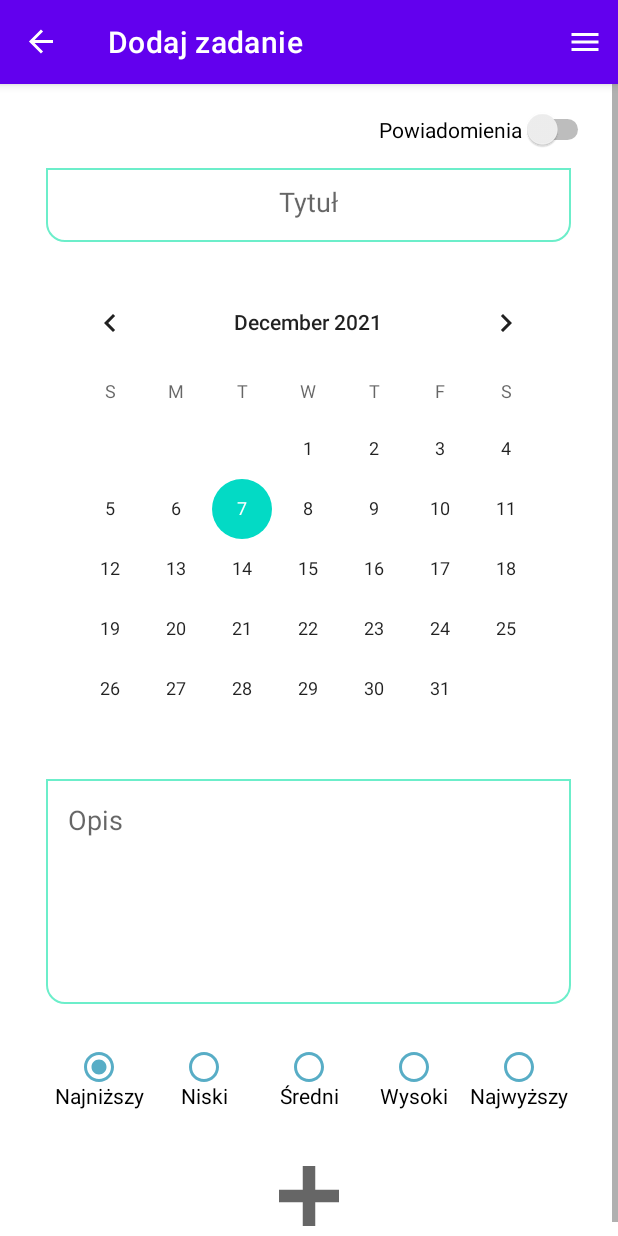
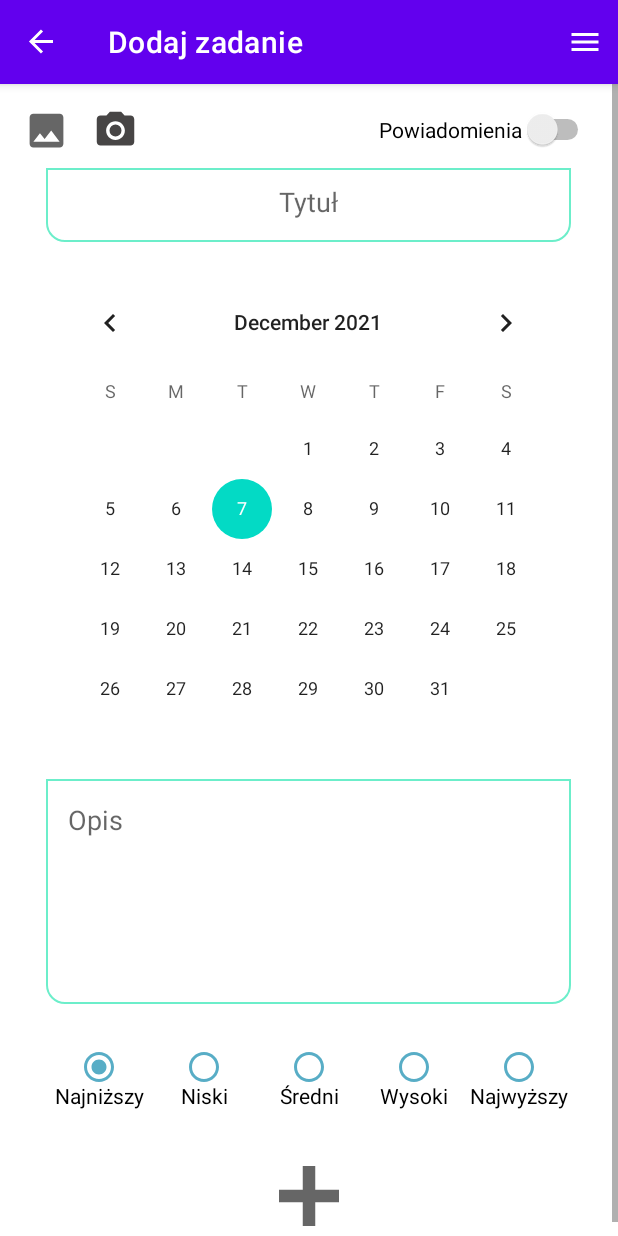
Before and after one commit to cyziek/PUM_Todo_list, an Android app: the screen it shows after launch (MainActivity), after a tap on an icon or button, on a phone screen of 412 x 824 dp. Run offline under Robolectric (Android 15) with nearby library versions, the phone set to English and light mode, and no system bars; our stand-ins replace navigation-ui.

Commit message:
Poprawki + obrazek z telefonu

```diff
--- a/app/src/main/AndroidManifest.xml
+++ b/app/src/main/AndroidManifest.xml
@@ -2,6 +2,8 @@
 <manifest xmlns:android="http://schemas.android.com/apk/res/android"
     package="com.example.aplikacjazarzadzaniazadaniami">
     <uses-permission android:name="android.permission.WRITE_EXTERNAL_STORAGE" />
+    <uses-permission android:name="android.permission.READ_EXTERNAL_STORAGE" />
+
     <application
         android:allowBackup="true"
         android:icon="@mipmap/ic_launcher"
--- a/app/src/main/java/com/example/aplikacjazarzadzaniazadaniami/AddToList.kt
+++ b/app/src/main/java/com/example/aplikacjazarzadzaniazadaniami/AddToList.kt
@@ -13,25 +13,27 @@ import android.view.MotionEvent
 import android.view.View.OnTouchListener
 import android.view.inputmethod.InputMethodManager
 import android.app.Activity
+import android.app.Activity.RESULT_OK
 import android.os.Build
-import android.util.JsonReader
 import androidx.annotation.RequiresApi
 import com.google.gson.Gson
 import com.google.gson.reflect.TypeToken
 import java.io.*
 import java.lang.Boolean.*
-import java.text.DateFormat
-import java.text.SimpleDateFormat
-import java.time.LocalDate
-import java.time.LocalDateTime
-import java.time.format.DateTimeFormatter
 import java.util.*
+import android.content.Intent
+import android.net.Uri
+
+import androidx.core.app.ActivityCompat.startActivityForResult
 
 class AddToList : Fragment() {
 
     private var _binding: ListAddBinding? = null
 
     private val binding get() = _binding!!
+
+    private val pickImage = 100
+    private var imageUri: Uri? = null
 
     override fun onCreateView(
             inflater: LayoutInflater, container: ViewGroup?,
@@ -46,6 +48,15 @@ class AddToList : Fragment() {
     @SuppressLint("ClickableViewAccessibility")
     override fun onViewCreated(view: View, savedInstanceState: Bundle?) {
         super.onViewCreated(view, savedInstanceState)
+
+        binding.imageView.setOnClickListener{
+            val intent = Intent()
+            intent.type = "image/*"
+            intent.action = Intent.ACTION_GET_CONTENT
+            startActivityForResult(Intent.createChooser(intent, "Select Picture"), pickImage)
+        }
+
+        binding.camera.setOnClickListener{}
 
         val calendar = Calendar.getInstance()
 
@@ -140,6 +151,14 @@ class AddToList : Fragment() {
             })
     }
 
+    override fun onActivityResult(requestCode: Int, resultCode: Int, data: Intent?) {
+        super.onActivityResult(requestCode, resultCode, data)
+        if (resultCode == RESULT_OK && requestCode == pickImage) {
+            imageUri = data?.data
+            binding.img.setImageURI(imageUri)
+        }
+    }
+
     override fun onDestroyView() {
         super.onDestroyView()
         _binding = null
--- a/app/src/main/java/com/example/aplikacjazarzadzaniazadaniami/TodoList.kt
+++ b/app/src/main/java/com/example/aplikacjazarzadzaniazadaniami/TodoList.kt
@@ -99,8 +99,6 @@ class TodoList : Fragment(), Adapter.OnItemClickListener, Adapter.OnItemLongClic
     }
 
     override fun onItemClick(position: Int){
-        Toast.makeText(this.context, "Item $position clicked", Toast.LENGTH_SHORT).show()
-
         setPozycja(position)
         findNavController().navigate(R.id.action_FirstFragment_to_task_viewer)
     }
--- /dev/null
+++ b/app/src/main/res/drawable/ic_baseline_image_24.xml
@@ -0,0 +1,10 @@
+<vector xmlns:android="http://schemas.android.com/apk/res/android"
+    android:width="30dp"
+    android:height="30dp"
+    android:viewportWidth="24"
+    android:viewportHeight="24"
+    android:tint="?attr/colorControlNormal">
+  <path
+      android:fillColor="@android:color/white"
+      android:pathData="M21,19V5c0,-1.1 -0.9,-2 -2,-2H5c-1.1,0 -2,0.9 -2,2v14c0,1.1 0.9,2 2,2h14c1.1,0 2,-0.9 2,-2zM8.5,13.5l2.5,3.01L14.5,12l4.5,6H5l3.5,-4.5z"/>
+</vector>
--- /dev/null
+++ b/app/src/main/res/drawable/ic_baseline_photo_camera_24.xml
@@ -0,0 +1,6 @@
+<vector android:height="30dp" android:tint="#474545"
+    android:viewportHeight="24" android:viewportWidth="24"
+    android:width="30dp" xmlns:android="http://schemas.android.com/apk/res/android">
+    <path android:fillColor="@android:color/white" android:pathData="M12,12m-3.2,0a3.2,3.2 0,1 1,6.4 0a3.2,3.2 0,1 1,-6.4 0"/>
+    <path android:fillColor="@android:color/white" android:pathData="M9,2L7.17,4L4,4c-1.1,0 -2,0.9 -2,2v12c0,1.1 0.9,2 2,2h16c1.1,0 2,-0.9 2,-2L22,6c0,-1.1 -0.9,-2 -2,-2h-3.17L15,2L9,2zM12,17c-2.76,0 -5,-2.24 -5,-5s2.24,-5 5,-5 5,2.24 5,5 -2.24,5 -5,5z"/>
+</vector>
--- a/app/src/main/res/layout/card_view.xml
+++ b/app/src/main/res/layout/card_view.xml
@@ -17,7 +17,7 @@
             android:layout_marginEnd="8dp"
             android:text="Line1"
             android:textColor="@android:color/black"
-            android:textSize="18sp"
+            android:textSize="15sp"
             android:textStyle="bold" />
 
         <TextView
--- a/app/src/main/res/layout/list_add.xml
+++ b/app/src/main/res/layout/list_add.xml
@@ -18,9 +18,9 @@
             android:ellipsize="start"
             android:ems="10"
             android:gravity="center_horizontal"
+            android:hint="Tytuł"
             android:inputType="text"
-            android:maxLength="35"
-            android:hint="Tytuł"
+            android:maxLength="20"
             app:layout_constraintBottom_toTopOf="@+id/date_add"
             app:layout_constraintEnd_toEndOf="parent"
             app:layout_constraintHorizontal_bias="0.497"
@@ -153,5 +153,35 @@
             app:layout_constraintTop_toBottomOf="@+id/radiogroup_add1"
             app:layout_constraintVertical_bias="1.0" />
 
+        <ImageView
+            android:id="@+id/imageView"
+            android:layout_width="wrap_content"
+            android:layout_height="wrap_content"
+            android:layout_marginStart="16dp"
+            android:layout_marginTop="16dp"
+            android:src="@drawable/ic_baseline_image_24"
+            app:layout_constraintStart_toStartOf="parent"
+            app:layout_constraintTop_toTopOf="parent" />
+
+        <ImageView
+            android:id="@+id/img"
+            android:layout_width="30dp"
+            android:layout_height="30dp"
+            android:layout_marginStart="16dp"
+            android:layout_marginTop="16dp"
+            app:layout_constraintStart_toEndOf="@+id/camera"
+            app:layout_constraintTop_toTopOf="parent"
+            tools:src="@tools:sample/avatars" />
+
+        <ImageView
+            android:id="@+id/camera"
+            android:layout_width="wrap_content"
+            android:layout_height="wrap_content"
+            android:layout_marginStart="16dp"
+            android:layout_marginTop="16dp"
+            android:src="@drawable/ic_baseline_photo_camera_24"
+            app:layout_constraintStart_toEndOf="@+id/imageView"
+            app:layout_constraintTop_toTopOf="parent" />
+
     </androidx.constraintlayout.widget.ConstraintLayout>
 </ScrollView>
```
Also changed, not shown: app/src/main/res/layout/task_viewer.xml (+15 -3 lines), app/src/main/res/drawable-v24/img.png (added).
